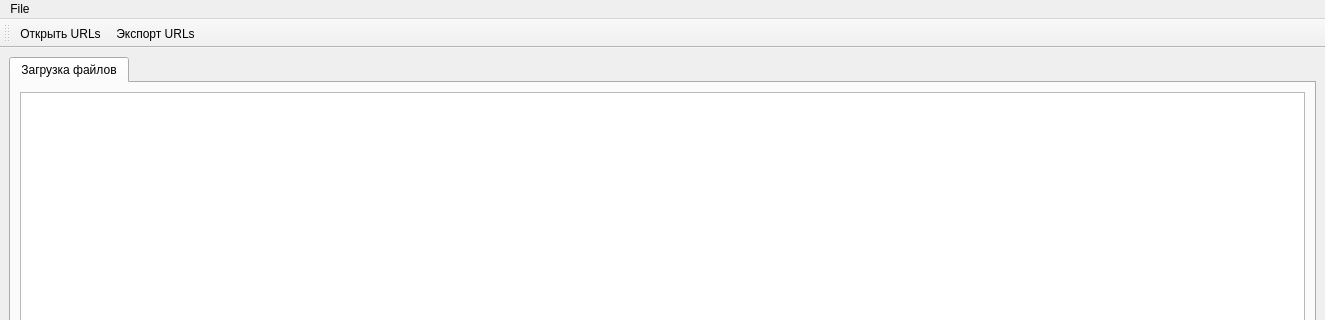
Qt form mainwindow.ui (knvmbox/file-uploader) before a commit; both pictures show x 0 to 1325 and y 0 to 320 of the 1325 by 850 pixel window.
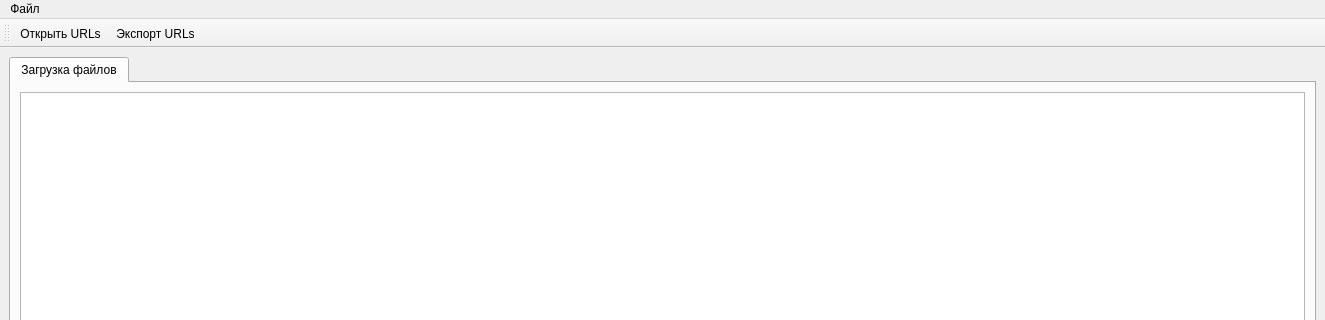
The same form after that commit. Icons and pictures are not drawn. Custom widgets are drawn as their Qt base class.

```diff
--- a/mainwindow.ui
+++ b/mainwindow.ui
@@ -118,7 +118,7 @@
    </property>
    <widget class="QMenu" name="menuFile">
     <property name="title">
-     <string>File</string>
+     <string>Файл</string>
     </property>
     <addaction name="openUrlsAction"/>
     <addaction name="exportUrlsAction"/>
```
Left out of the diff: 6 changed lines with no effect on the pictures.
